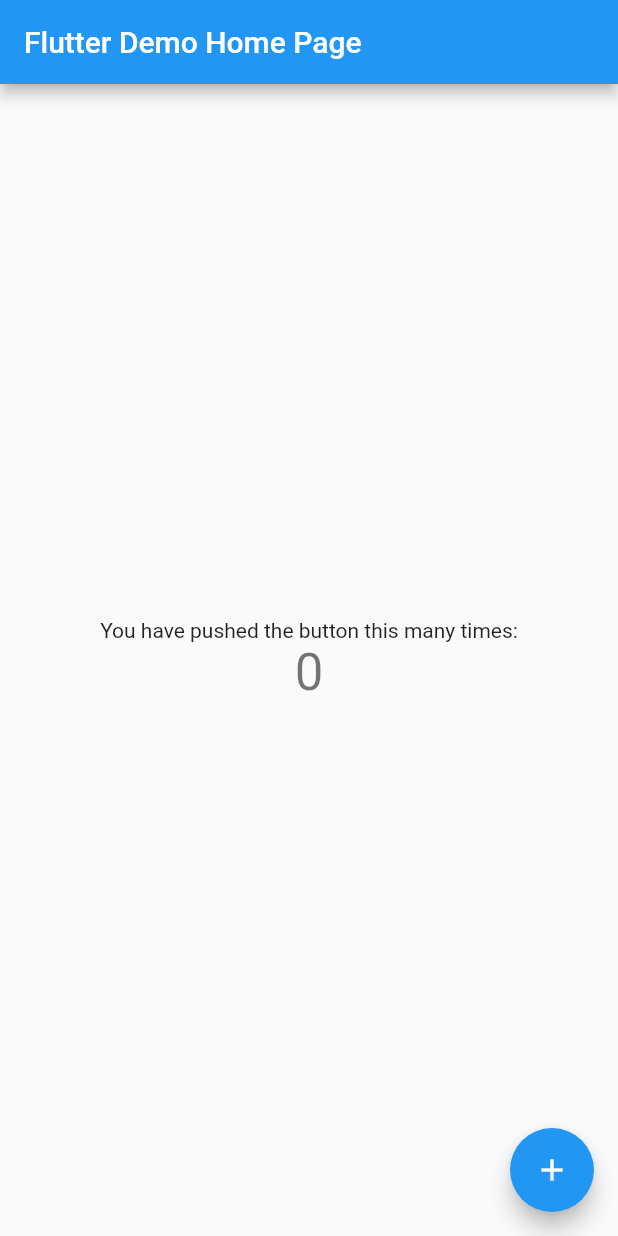
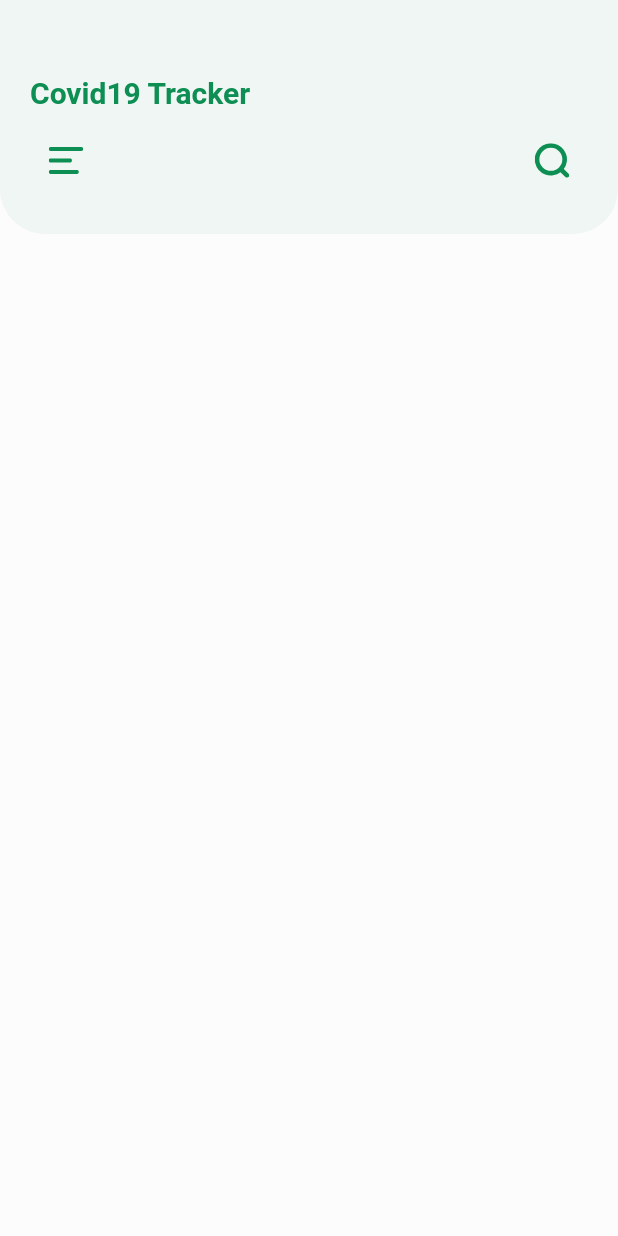
Before and after one commit to Rezuanul-Islam-Fahim/covid19_tracker, a Flutter app: the screen it shows after launch, on a phone screen of 412 x 824 dp. Run offline on Flutter 3.47's test engine with Material 2 defaults, Android fonts, the light colour scheme and no system bars; our stand-ins replace flutter_svg.

Commit message:
Build header

```diff
--- /dev/null
+++ b/lib/constant.dart
@@ -0,0 +1,8 @@
+import 'package:flutter/material.dart';
+
+const kTextColor = Color(0xFF1E2432);
+const kTextMediumColor = Color(0xFF53627C);
+const kTextLightColor = Color(0xFFACB1C0);
+const kPrimaryColor = Color(0xFF0D8E53);
+const kBackgroundColor = Color(0xFFFCFCFC);
+const kInactiveChartColor = Color(0xFFEAECEF);
--- a/lib/main.dart
+++ b/lib/main.dart
@@ -1,113 +1,18 @@
 import 'package:flutter/material.dart';
 
-void main() {
-  runApp(MyApp());
-}
+import './theme.dart';
+import './screens/homeScreen.dart';
 
-class MyApp extends StatelessWidget {
-  // This widget is the root of your application.
+void main() => runApp(CovidTracker());
+
+class CovidTracker extends StatelessWidget {
   @override
   Widget build(BuildContext context) {
     return MaterialApp(
-      title: 'Flutter Demo',
-      theme: ThemeData(
-        // This is the theme of your application.
-        //
-        // Try running your application with "flutter run". You'll see the
-        // application has a blue toolbar. Then, without quitting the app, try
-        // changing the primarySwatch below to Colors.green and then invoke
-        // "hot reload" (press "r" in the console where you ran "flutter run",
-        // or simply save your changes to "hot reload" in a Flutter IDE).
-        // Notice that the counter didn't reset back to zero; the application
-        // is not restarted.
-        primarySwatch: Colors.blue,
-      ),
-      home: MyHomePage(title: 'Flutter Demo Home Page'),
+      debugShowCheckedModeBanner: false,
+      title: 'Covid19 Tracker',
+      theme: appTheme,
+      home: HomeScreen(),
     );
   }
 }
-
-class MyHomePage extends StatefulWidget {
-  MyHomePage({Key key, this.title}) : super(key: key);
-
-  // This widget is the home page of your application. It is stateful, meaning
-  // that it has a State object (defined below) that contains fields that affect
-  // how it looks.
-
-  // This class is the configuration for the state. It holds the values (in this
-  // case the title) provided by the parent (in this case the App widget) and
-  // used by the build method of the State. Fields in a Widget subclass are
-  // always marked "final".
-
-  final String title;
-
-  @override
-  _MyHomePageState createState() => _MyHomePageState();
-}
-
-class _MyHomePageState extends State<MyHomePage> {
-  int _counter = 0;
-
-  void _incrementCounter() {
-    setState(() {
-      // This call to setState tells the Flutter framework that something has
-      // changed in this State, which causes it to rerun the build method below
-      // so that the display can reflect the updated values. If we changed
-      // _counter without calling setState(), then the build method would not be
-      // called again, and so nothing would appear to happen.
-      _counter++;
-    });
-  }
-
-  @override
-  Widget build(BuildContext context) {
-    // This method is rerun every time setState is called, for instance as done
-    // by the _incrementCounter method above.
-    //
-    // The Flutter framework has been optimized to make rerunning build methods
-    // fast, so that you can just rebuild anything that needs updating rather
-    // than having to individually change instances of widgets.
-    return Scaffold(
-      appBar: AppBar(
-        // Here we take the value from the MyHomePage object that was created by
-        // the App.build method, and use it to set our appbar title.
-        title: Text(widget.title),
-      ),
-      body: Center(
-        // Center is a layout widget. It takes a single child and positions it
-        // in the middle of the parent.
-        child: Column(
-          // Column is also a layout widget. It takes a list of children and
-          // arranges them vertically. By default, it sizes itself to fit its
-          // children horizontally, and tries to be as tall as its parent.
-          //
-          // Invoke "debug painting" (press "p" in the console, choose the
-          // "Toggle Debug Paint" action from the Flutter Inspector in Android
-          // Studio, or the "Toggle Debug Paint" command in Visual Studio Code)
-          // to see the wireframe for each widget.
-          //
-          // Column has various properties to control how it sizes itself and
-          // how it positions its children. Here we use mainAxisAlignment to
-          // center the children vertically; the main axis here is the vertical
-          // axis because Columns are vertical (the cross axis would be
-          // horizontal).
-          mainAxisAlignment: MainAxisAlignment.center,
-          children: <Widget>[
-            Text(
-              'You have pushed the button this many times:',
-            ),
-            Text(
-              '$_counter',
-              style: Theme.of(context).textTheme.headline4,
-            ),
-          ],
-        ),
-      ),
-      floatingActionButton: FloatingActionButton(
-        onPressed: _incrementCounter,
-        tooltip: 'Increment',
-        child: Icon(Icons.add),
-      ), // This trailing comma makes auto-formatting nicer for build methods.
-    );
-  }
-}
--- /dev/null
+++ b/lib/screens/homeScreen.dart
@@ -0,0 +1,63 @@
+import 'package:flutter/material.dart';
+import 'package:flutter_svg/flutter_svg.dart';
+
+import '../constant.dart';
+import '../theme.dart';
+
+class HomeScreen extends StatefulWidget {
+  @override
+  _HomeScreenState createState() => _HomeScreenState();
+}
+
+class _HomeScreenState extends State<HomeScreen> {
+  @override
+  Widget build(BuildContext context) {
+    return Scaffold(
+      body: Column(
+        children: <Widget>[
+          Container(
+            padding: EdgeInsets.fromLTRB(20, 50, 20, 25),
+            decoration: BoxDecoration(
+              color: kPrimaryColor.withOpacity(0.05),
+              borderRadius: BorderRadius.only(
+                bottomLeft: Radius.circular(30),
+                bottomRight: Radius.circular(30),
+              ),
+            ),
+            width: double.infinity,
+            child: Column(
+              crossAxisAlignment: CrossAxisAlignment.start,
+              children: <Widget>[
+                Text('Covid19 Tracker', style: appBarTitle),
+                SizedBox(height: 10),
+                Row(
+                  mainAxisAlignment: MainAxisAlignment.spaceBetween,
+                  children: <Widget>[
+                    IconButton(
+                      icon: SvgPicture.asset(
+                        'assets/icons/menu.svg',
+                        width: 23,
+                      ),
+                      color: kPrimaryColor,
+                      splashRadius: 23,
+                      onPressed: () {},
+                    ),
+                    IconButton(
+                      icon: SvgPicture.asset(
+                        'assets/icons/search.svg',
+                        width: 23,
+                      ),
+                      color: kPrimaryColor,
+                      splashRadius: 23,
+                      onPressed: () {},
+                    ),
+                  ],
+                ),
+              ],
+            ),
+          ),
+        ],
+      ),
+    );
+  }
+}
--- /dev/null
+++ b/lib/theme.dart
@@ -0,0 +1,13 @@
+import 'package:flutter/material.dart';
+
+import './constant.dart';
+
+ThemeData get appTheme => ThemeData(
+      scaffoldBackgroundColor: kBackgroundColor,
+    );
+
+TextStyle get appBarTitle => TextStyle(
+      color: kPrimaryColor,
+      fontSize: 20,
+      fontWeight: FontWeight.bold,
+    );
```
Also changed, not shown: pubspec.yaml (+5 -3 lines), assets/icons/menu.svg (added), assets/icons/running.svg (added), assets/icons/search.svg (added), pubspec.lock, 1 other file.
